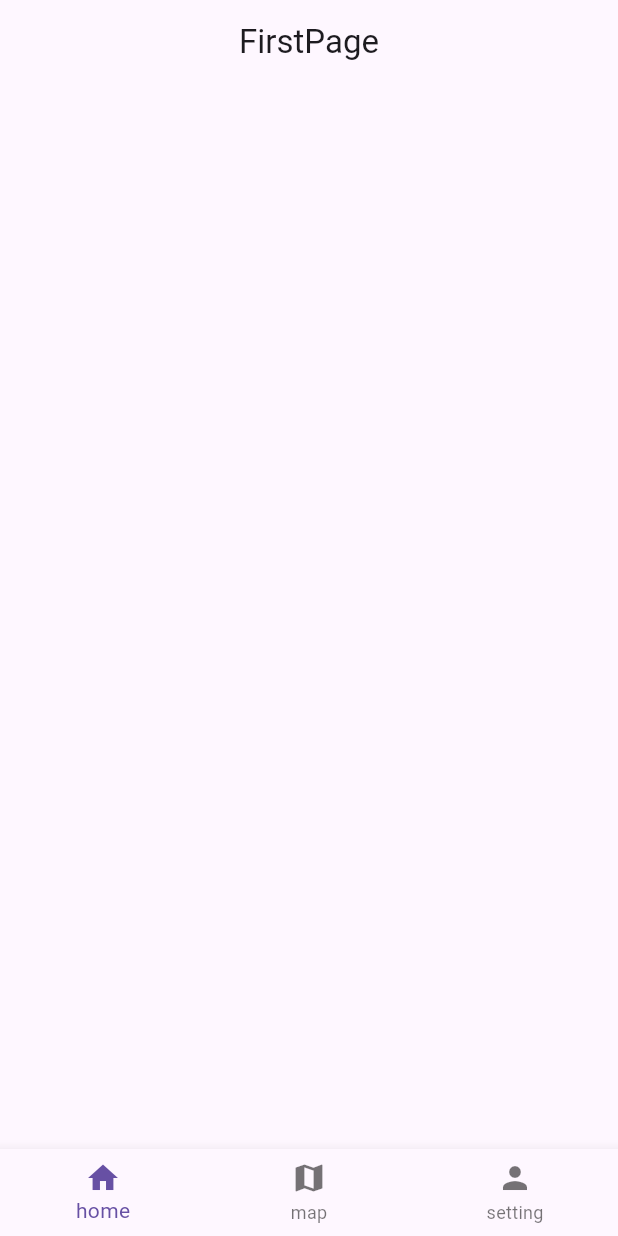
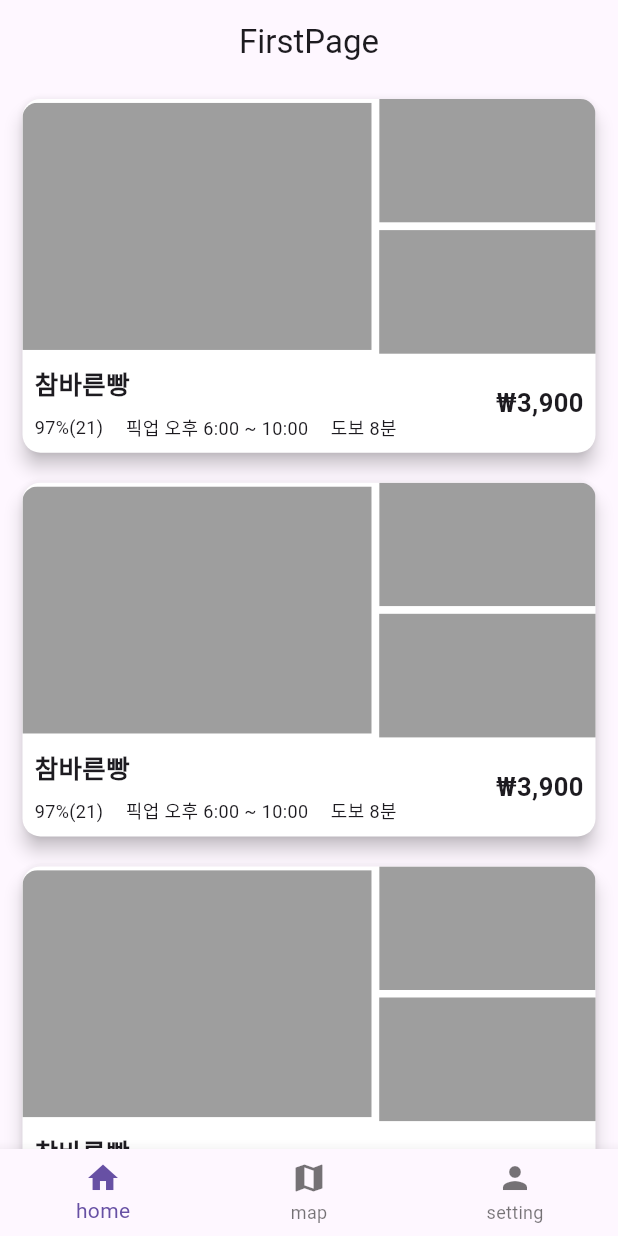
Before and after one commit to backtothefuture-team/backToTheFuture-frontend, a Flutter app: the screen it shows after launch, on a phone screen of 412 x 824 dp. Run offline on Flutter 3.47's test engine with Material 3 defaults, Android fonts, the phone set to English and light mode, and no system bars; our stand-ins replace dio, retrofit; generated files the repository leaves out were written again.

Commit message:
feat: first page 에 들어갈 화면 구성 샘플

```diff
--- a/lib/config/gaps.dart
+++ b/lib/config/gaps.dart
@@ -1,5 +1,9 @@
 import 'package:flutter/cupertino.dart';
 
 class Gaps {
+  static const gapW5 = SizedBox(width: 5,);
   static const gapW10 = SizedBox(width: 10,);
+  static const gapW15 = SizedBox(width: 15,);
+
+  static const gapH5 = SizedBox(height: 5,);
 }
--- a/lib/ui/first_page.dart
+++ b/lib/ui/first/first_page.dart
@@ -1,4 +1,7 @@
+import 'package:flutter/cupertino.dart';
 import 'package:flutter/material.dart';
+import 'package:flutter/widgets.dart';
+import 'package:rest_api_ex/ui/first/store_list.dart';
 
 class FirstPage extends StatelessWidget {
   const FirstPage({super.key});
@@ -10,6 +13,8 @@ class FirstPage extends StatelessWidget {
         centerTitle: true,
         title: Text('FirstPage'),
       ),
+
+      body: const StoreList(),
     );
   }
 }
--- /dev/null
+++ b/lib/ui/first/first_store_list_view_moel.dart
@@ -0,0 +1,5 @@
+import 'package:flutter/cupertino.dart';
+
+class StoreListViewModel with ChangeNotifier {
+
+}
--- /dev/null
+++ b/lib/ui/first/store_list.dart
@@ -0,0 +1,163 @@
+import 'package:flutter/material.dart';
+
+import '../../config/gaps.dart';
+
+class StoreList extends StatelessWidget {
+  const StoreList({super.key});
+
+  @override
+  Widget build(BuildContext context) {
+    return ListView.builder(
+      itemCount: 10,
+      itemBuilder: (context, index) {
+        return Card(
+          margin: EdgeInsets.only(top: 10.0, bottom: 10.0, left: 15.0, right: 15.0),
+          color: Colors.white,
+          elevation: 5.0,
+          child: Column(
+            children: [
+              // 상단 세 장 이미지
+              imagesWidget(context),
+
+              // 하단 가게 정보(이름, 리뷰 수, 픽업 시간 등)
+              storeInfo()
+            ],
+          ),
+        );
+      }
+    );
+  }
+
+  // 상단 세 장 이미지
+  Widget imagesWidget(BuildContext context) {
+    return Row(
+      children: [
+
+        // 왼쪽 한 장
+        Expanded(
+          child: ClipRRect(
+            borderRadius: BorderRadius.only(topLeft: Radius.circular(10.0)),
+            child:
+            Container(
+              color: Colors.grey,
+              height: MediaQuery.of(context).size.height * 0.2,
+            )
+            // Image.asset(
+            //   'assets/images/sample.png',
+            //   fit: BoxFit.fill,
+            //   height: MediaQuery.of(context).size.height * 0.2,
+            // ),
+          ),
+        ),
+
+        Gaps.gapW5,
+
+        // 오른쪽 위, 아래 두 장
+        SizedBox(
+          width: MediaQuery.of(context).size.width * 0.35,
+          child: Column(
+            children: [
+              ClipRRect(
+                borderRadius: BorderRadius.only(topRight: Radius.circular(10.0)),
+                child:
+                Container(
+                  color: Colors.grey,
+                  height: MediaQuery.of(context).size.height * 0.1,
+                )
+
+                // Image.asset(
+                //   'assets/images/sample.png',
+                //   height: MediaQuery.of(context).size.height * 0.1,
+                // ),
+              ),
+
+              Gaps.gapH5,
+
+              Container(
+                color: Colors.grey,
+                height: MediaQuery.of(context).size.height * 0.1,
+              )
+
+              // Image.asset(
+              //   'assets/images/sample2.png',
+              //   fit: BoxFit.fill,
+              //   height: MediaQuery.of(context).size.height * 0.1,
+              // ),
+            ],
+          ),
+        )
+      ],
+    );
+  }
+
+  // 하단 가게 정보(이름, 리뷰 수, 픽업 시간 등)
+  Widget storeInfo() {
+    return const Row(
+      mainAxisAlignment: MainAxisAlignment.spaceBetween,
+      children: [
+        Column(
+          crossAxisAlignment: CrossAxisAlignment.start,
+          children: [
+
+            // 가게 이름
+            Padding(
+              padding: const EdgeInsets.all(8.0),
+              child: Text(
+                '참바른빵',
+                style: TextStyle(
+                  fontSize: 17.0,
+                  fontWeight: FontWeight.bold
+                ),
+              ),
+            ),
+
+            // 리뷰 수, 픽업 시간, 거리 시간
+            Padding(
+              padding: const EdgeInsets.only(left: 8.0, bottom: 8.0),
+              child: Row(
+                children: [
+                  Text(
+                    '97%(21)',
+                    style: TextStyle(
+                      fontSize: 12.0
+                    ),
+                  ),
+
+                  Gaps.gapW15,
+
+                  Text(
+                    '픽업 오후 6:00 ~ 10:00',
+                    style: TextStyle(
+                      fontSize: 12.0
+                    )
+                  ),
+
+                  Gaps.gapW15,
+
+                  Text(
+                    '도보 8분',
+                    style: TextStyle(
+                      fontSize: 12.0
+                    )
+                  ),
+                ],
+              ),
+            )
+          ],
+        ),
+
+        // 가격
+        Padding(
+          padding: const EdgeInsets.only(right: 8.0),
+          child: Text(
+            '₩3,900',
+            style: TextStyle(
+              fontSize: 17.0,
+              fontWeight: FontWeight.bold
+            )
+          ),
+        )
+      ],
+    );
+  }
+}
--- a/lib/ui/my_bottom_navigation.dart
+++ b/lib/ui/my_bottom_navigation.dart
@@ -2,7 +2,7 @@ import 'package:flutter/material.dart';
 import 'package:rest_api_ex/ui/second_page.dart';
 import 'package:rest_api_ex/ui/third/third_page.dart';
 
-import 'first_page.dart';
+import 'first/first_page.dart';
 
 class MyBottomNavigation extends StatefulWidget {
   const MyBottomNavigation({super.key});
--- a/pubspec.yaml
+++ b/pubspec.yaml
@@ -69,7 +69,8 @@ flutter:
   uses-material-design: true
 
   # To add assets to your application, add an assets section, like this:
-  # assets:
+  assets:
+    - assets/images/
   #   - images/a_dot_burr.jpeg
   #   - images/a_dot_ham.jpeg
 
```
Also changed, not shown: assets/images/sample.png (added), assets/images/sample2.png (added).
